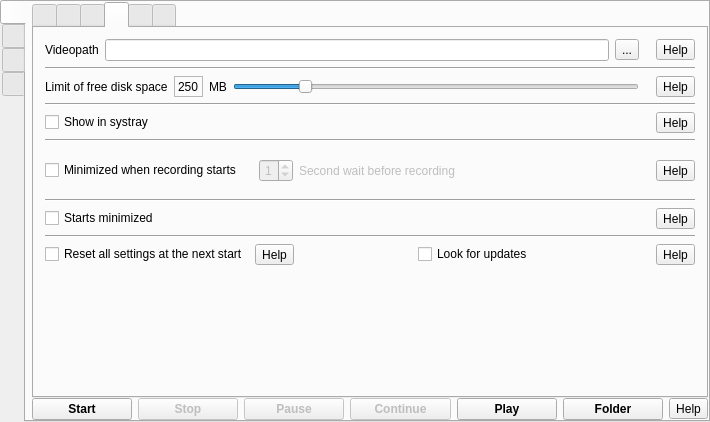
First picture: the form in src/formMainWindow.ui, repository vkohaupt/vokoscreenNG, before the edit.
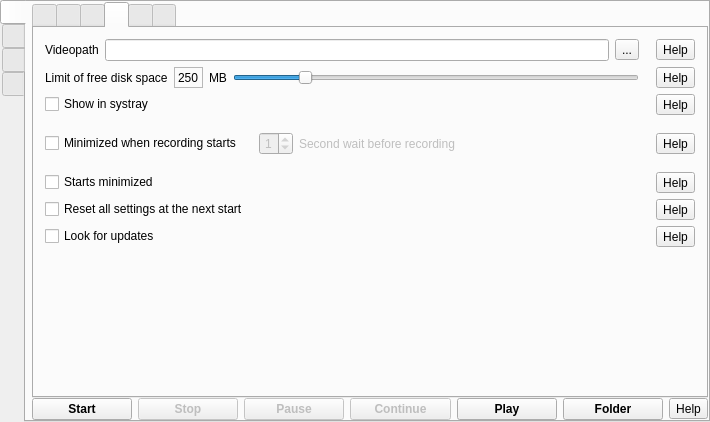
Second picture: the form after the edit. Icons and pictures are not drawn.

Patch:
```diff
--- a/src/formMainWindow.ui
+++ b/src/formMainWindow.ui
@@ -1473,13 +1473,6 @@
               </item>
              </layout>
             </item>
-            <item>
-             <widget class="Line" name="line_9">
-              <property name="orientation">
-               <enum>Qt::Horizontal</enum>
-              </property>
-             </widget>
-            </item>
             <item>
              <layout class="QHBoxLayout" name="horizontalLayout_28">
               <item>
@@ -1555,13 +1548,6 @@
               </item>
              </layout>
             </item>
-            <item>
-             <widget class="Line" name="line_3">
-              <property name="orientation">
-               <enum>Qt::Horizontal</enum>
-              </property>
-             </widget>
-            </item>
             <item>
              <layout class="QHBoxLayout" name="horizontalLayout_21">
               <item>
@@ -1593,13 +1579,6 @@
               </item>
              </layout>
             </item>
-            <item>
-             <widget class="Line" name="line_4">
-              <property name="orientation">
-               <enum>Qt::Horizontal</enum>
-              </property>
-             </widget>
-            </item>
             <item>
              <layout class="QHBoxLayout" name="horizontalLayout_23">
               <item>
@@ -1663,13 +1642,6 @@
               </item>
              </layout>
             </item>
-            <item>
-             <widget class="Line" name="line_8">
-              <property name="orientation">
-               <enum>Qt::Horizontal</enum>
-              </property>
-             </widget>
-            </item>
             <item>
              <layout class="QHBoxLayout" name="horizontalLayout_31">
               <item>
@@ -1701,13 +1673,6 @@
               </item>
              </layout>
             </item>
-            <item>
-             <widget class="Line" name="line_11">
-              <property name="orientation">
-               <enum>Qt::Horizontal</enum>
-              </property>
-             </widget>
-            </item>
             <item>
              <layout class="QHBoxLayout" name="horizontalLayout_7">
               <item>
@@ -1717,13 +1682,6 @@
                 </property>
                </widget>
               </item>
-              <item>
-               <widget class="QToolButton" name="help_screencast_deleteallsettings">
-                <property name="text">
-                 <string>Help</string>
-                </property>
-               </widget>
-              </item>
               <item>
                <spacer name="horizontalSpacer_17">
                 <property name="orientation">
@@ -1738,6 +1696,17 @@
                </spacer>
               </item>
               <item>
+               <widget class="QToolButton" name="help_screencast_deleteallsettings">
+                <property name="text">
+                 <string>Help</string>
+                </property>
+               </widget>
+              </item>
+             </layout>
+            </item>
+            <item>
+             <layout class="QHBoxLayout" name="horizontalLayout_17">
+              <item>
                <widget class="QCheckBox" name="checkBoxLookForUpdates">
                 <property name="text">
                  <string>Look for updates</string>
```
Left out of the diff: 12 changed lines with no effect on the pictures.
